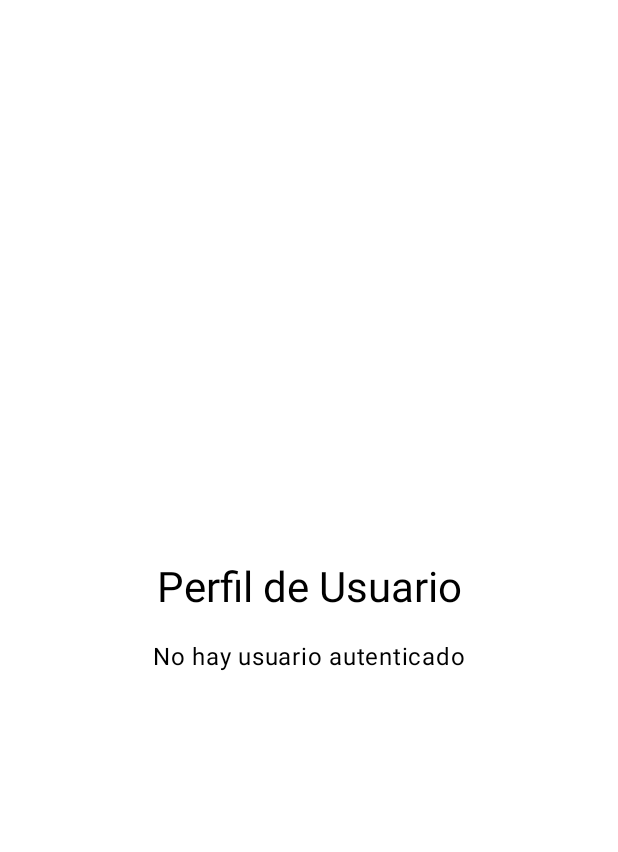
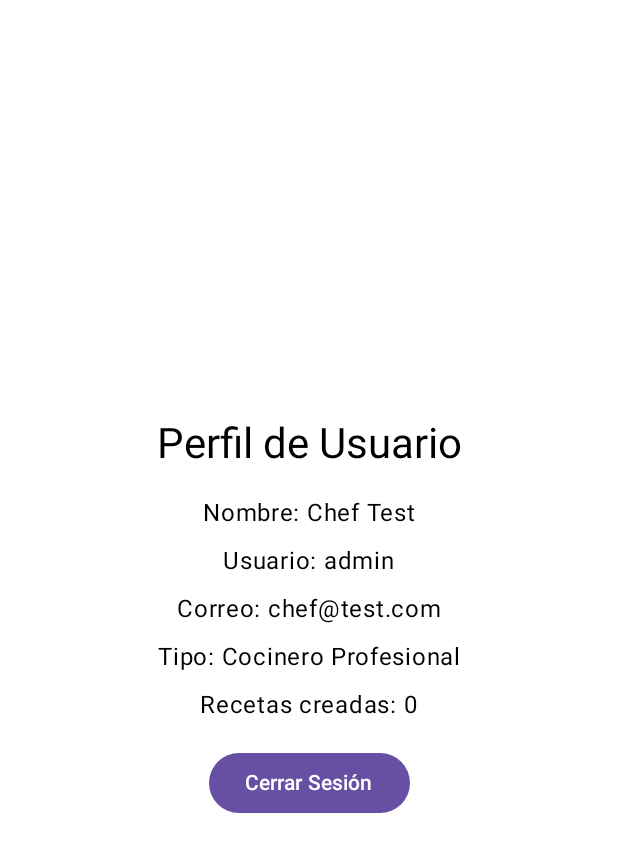
Before and after one commit to oskyng/AppAndroidRecetario, an Android app built with Jetpack Compose: the @Preview function GreetingPreviewProfile, on a phone screen of 412 x 824 dp. Shown: the top 852 px of the screen. Run offline under Robolectric (Android 15) with nearby library versions, the phone set to English and light mode, and no system bars.

Commit message:
Se agregan previsualizaciones (Previews) a varias pantallas: - FavoritesScreen - ProfileScreen - RecipeDetailScreen - CreateRecipeScreen
Se actualizan las previsualizaciones existentes:
- SettingsScreen: se envuelve con `MaterialTheme`.

Se realizan pequeñas modificaciones en:
- `CreateRecipeScreen.kt`: se añade un modificador `semantics` al campo de texto del tiempo de preparación.
- `RecipeListScreen.kt` y `ProfileScreen.kt`: se importa `java.util.UUID` aunque no se utiliza directamente en los cambios visibles.

```diff
--- a/app/src/main/java/com/example/recetario/ui/screens/ProfileScreen.kt
+++ b/app/src/main/java/com/example/recetario/ui/screens/ProfileScreen.kt
@@ -16,6 +16,7 @@ import androidx.compose.ui.unit.dp
 import com.example.recetario.data.model.ChefUser
 import com.example.recetario.data.model.RegularUser
 import com.example.recetario.data.model.User
+import java.util.UUID
 
 @Composable
 fun ProfileScreen(
@@ -124,5 +125,13 @@ fun ProfileScreen(
 @Preview(showBackground = true)
 @Composable
 fun GreetingPreviewProfile() {
-    MaterialTheme { ProfileScreen(null) {} }
+    val user = ChefUser(
+        id = UUID.randomUUID().toString(),
+        firstname = "Chef",
+        lastname = "Test",
+        email = "chef@test.com",
+        username = "admin",
+        password = "123qwe"
+    )
+    MaterialTheme { ProfileScreen(user) {} }
 }
--- a/app/src/main/java/com/example/recetario/ui/screens/RecipeListScreen.kt
+++ b/app/src/main/java/com/example/recetario/ui/screens/RecipeListScreen.kt
@@ -17,6 +17,7 @@ import androidx.compose.ui.unit.dp
 import com.example.recetario.data.model.Recipe
 import com.example.recetario.data.repository.RecipeRepository
 import com.example.recetario.data.repository.RecipeRepositoryImpl
+import java.util.UUID
 
 @OptIn(ExperimentalMaterial3Api::class)
 @Composable
```
Also changed, not shown: app/src/main/java/com/example/recetario/ui/screens/CreateRecipeScreen.kt (+21 -1 lines), app/src/main/java/com/example/recetario/ui/screens/FavoritesScreen.kt (+8 -0 lines), app/src/main/java/com/example/recetario/ui/screens/RecipeDetailScreen.kt (+18 -0 lines), app/src/main/java/com/example/recetario/ui/screens/SettingsScreen.kt (+2 -5 lines).
